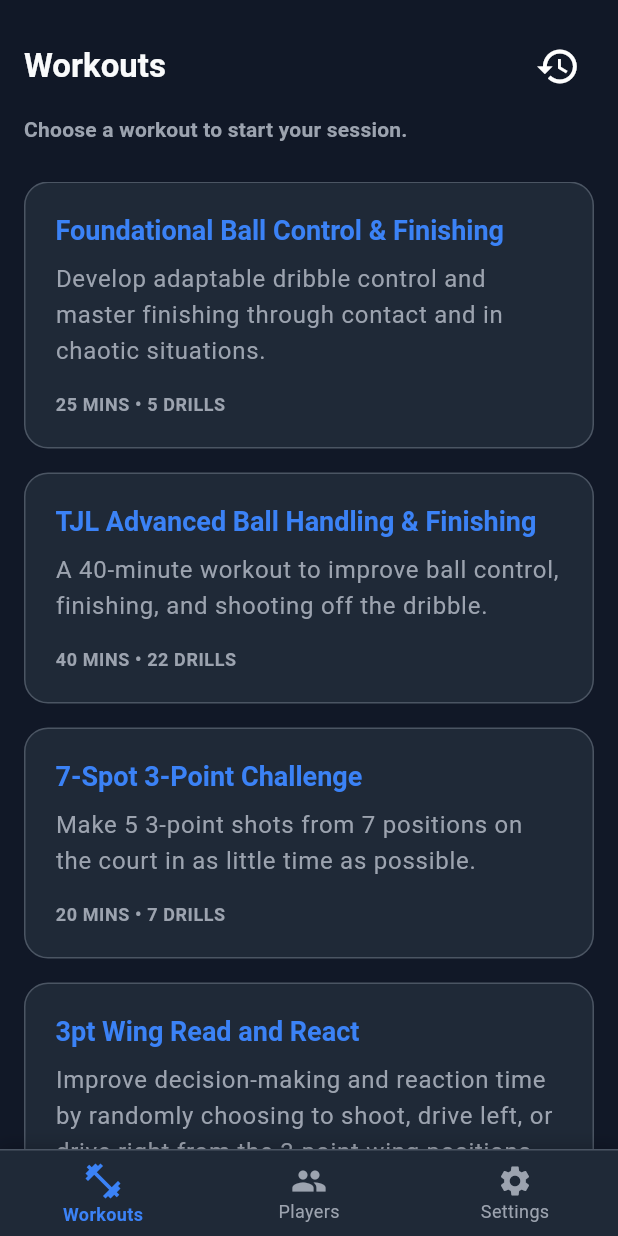
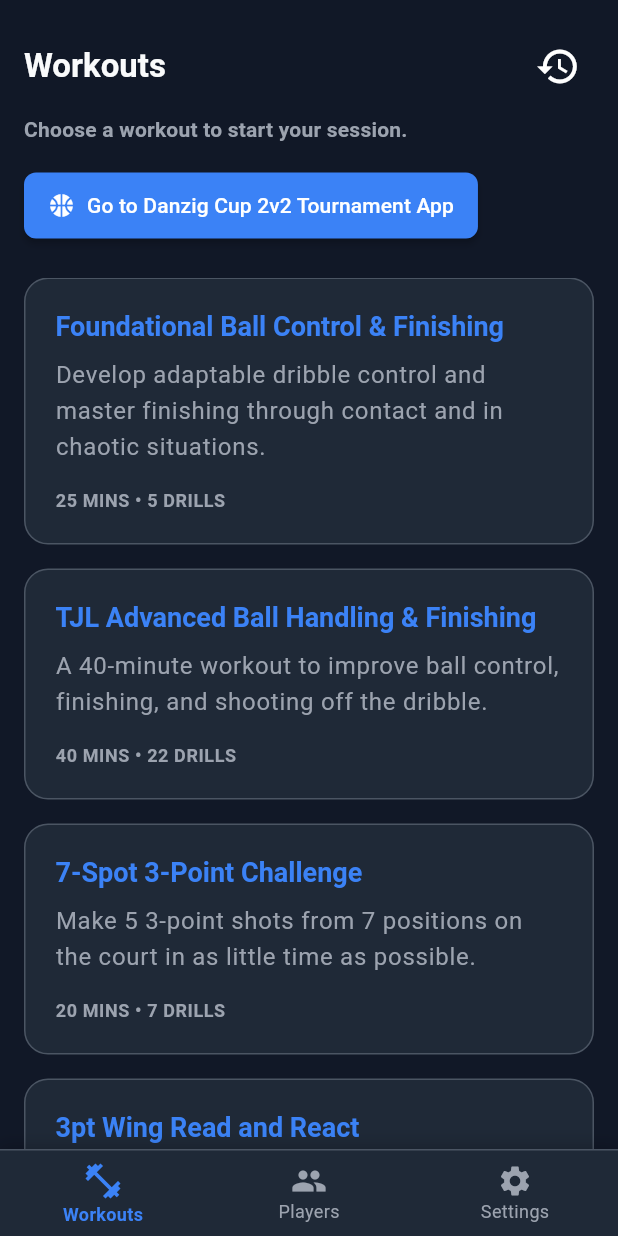
Before and after one commit to ben-danzig/flutter_bball_app, a Flutter app: the screen it shows after launch, on a phone screen of 412 x 824 dp. Run offline on Flutter 3.47's test engine with Material 3 defaults, Android fonts, the phone set to English and light mode, and no system bars; our stand-ins replace audioplayers, cloud_firestore, firebase_core, fl_chart, flutter_tts, google_fonts and 1 more; accounts and stored records are empty.

Commit message:
Add separate tourney app screen - make them seem like different apps

```diff
--- /dev/null
+++ b/lib/danzig_cup_app/danzig_cup_app.dart
@@ -0,0 +1,154 @@
+import 'package:flutter/material.dart';
+import 'package:google_fonts/google_fonts.dart';
+
+class DanzigCupApp extends StatelessWidget {
+  const DanzigCupApp({super.key});
+
+  @override
+  Widget build(BuildContext context) {
+    return MaterialApp(
+      title: 'Danzig Cup 2v2 Tournament',
+      debugShowCheckedModeBanner: false,
+      theme: _scoreboardTheme,
+      home: const DanzigCupHome(),
+    );
+  }
+}
+
+class DanzigCupHome extends StatefulWidget {
+  const DanzigCupHome({super.key});
+
+  @override
+  State<DanzigCupHome> createState() => _DanzigCupHomeState();
+}
+
+class _DanzigCupHomeState extends State<DanzigCupHome> {
+  String _selectedScreen = 'Player Register';
+
+  Widget _buildBody() {
+    switch (_selectedScreen) {
+      case 'Player Register':
+        return Center(
+          child: Text(
+            'Player Register',
+            style: Theme.of(context).textTheme.headlineMedium,
+          ),
+        );
+      case 'Tournament Manager':
+        return Center(
+          child: Text(
+            'Tournament Manager',
+            style: Theme.of(context).textTheme.headlineMedium,
+          ),
+        );
+      default:
+        return const Center(child: Text('Select a screen'));
+    }
+  }
+
+  @override
+  Widget build(BuildContext context) {
+    return Scaffold(
+      appBar: AppBar(
+        title: const Text('Danzig Cup 2v2 Tournament'),
+      ),
+      drawer: Drawer(
+        child: ListView(
+          padding: EdgeInsets.zero,
+          children: [
+            DrawerHeader(
+              decoration: BoxDecoration(
+                color: Theme.of(context).colorScheme.secondary,
+              ),
+              child: Column(
+                mainAxisAlignment: MainAxisAlignment.center,
+                children: [
+                  Icon(
+                    Icons.sports_basketball,
+                    size: 64,
+                    color: Theme.of(context).colorScheme.primary,
+                  ),
+                  const SizedBox(height: 8),
+                  Text(
+                    'DANZIG CUP',
+                    style: Theme.of(context).textTheme.headlineSmall,
+                  ),
+                ],
+              ),
+            ),
+            ListTile(
+              leading: const Icon(Icons.person_add),
+              title: const Text('Player Register'),
+              onTap: () {
+                setState(() {
+                  _selectedScreen = 'Player Register';
+                });
+                Navigator.pop(context); // Close drawer
+              },
+            ),
+            ListTile(
+              leading: const Icon(Icons.sports_basketball),
+              title: const Text('Tournament Manager'),
+              onTap: () {
+                setState(() {
+                  _selectedScreen = 'Tournament Manager';
+                });
+                Navigator.pop(context); // Close drawer
+              },
+            ),
+            const Divider(color: Color(0xFF39FF14)),
+            ListTile(
+              leading: const Icon(Icons.fitness_center),
+              title: const Text('Back to Workout App'),
+              onTap: () {
+                Navigator.pop(context); // Close drawer
+                Navigator.pop(context); // Go back to workout app
+              },
+            ),
+          ],
+        ),
+      ),
+      body: _buildBody(),
+    );
+  }
+}
+
+// Scoreboard theme
+final ThemeData _scoreboardTheme = ThemeData(
+  scaffoldBackgroundColor: const Color(0xFF111111),
+  colorScheme: const ColorScheme.dark(
+    primary: Color(0xFF39FF14), // Neon green
+    secondary: Color(0xFF181818), // Very dark gray
+    surface: Color(0xFF111111),
+    onPrimary: Colors.black,
+    onSecondary: Colors.white,
+  ),
+  appBarTheme: AppBarTheme(
+    backgroundColor: const Color(0xFF181818),
+    foregroundColor: const Color(0xFF39FF14),
+    titleTextStyle: GoogleFonts.orbitron(
+      color: const Color(0xFF39FF14),
+      fontSize: 24,
+      fontWeight: FontWeight.bold,
+    ),
+  ),
+  textTheme: GoogleFonts.orbitronTextTheme().apply(
+    bodyColor: Colors.white,
+    displayColor: const Color(0xFF39FF14),
+  ),
+  drawerTheme: const DrawerThemeData(
+    backgroundColor: Color(0xFF181818),
+  ),
+  iconTheme: const IconThemeData(color: Color(0xFF39FF14)),
+  elevatedButtonTheme: ElevatedButtonThemeData(
+    style: ElevatedButton.styleFrom(
+      backgroundColor: const Color(0xFF39FF14),
+      foregroundColor: Colors.black,
+      textStyle: GoogleFonts.orbitron(fontWeight: FontWeight.bold),
+    ),
+  ),
+  listTileTheme: const ListTileThemeData(
+    iconColor: Color(0xFF39FF14),
+    textColor: Colors.white,
+  ),
+);
--- a/lib/screens/library/workout_library_screen.dart
+++ b/lib/screens/library/workout_library_screen.dart
@@ -3,6 +3,7 @@ import 'package:flutter_bball_app/models/workout_blueprint.dart';
 import 'package:flutter_bball_app/repositories/workout_repository.dart';
 import 'package:flutter_bball_app/screens/detail/workout_detail_screen.dart';
 import 'package:flutter_bball_app/screens/history/workout_history_screen.dart';
+import 'package:flutter_bball_app/danzig_cup_app/danzig_cup_app.dart';
 
 class WorkoutLibraryScreen extends StatefulWidget {
   const WorkoutLibraryScreen({super.key});
@@ -62,6 +63,24 @@ class _WorkoutLibraryScreenState extends State<WorkoutLibraryScreen> {
                 'Choose a workout to start your session.',
                 style: textTheme.titleMedium?.copyWith(
                   color: const Color(0xFF9ca3af),
+                ),
+              ),
+              const SizedBox(height: 16),
+              ElevatedButton.icon(
+                onPressed: () {
+                  Navigator.push(
+                    context,
+                    MaterialPageRoute(
+                      builder: (context) => const DanzigCupApp(),
+                    ),
+                  );
+                },
+                icon: const Icon(Icons.sports_basketball),
+                label: const Text('Go to Danzig Cup 2v2 Tournament App'),
+                style: ElevatedButton.styleFrom(
+                  backgroundColor: const Color(0xFF3b82f6),
+                  foregroundColor: Colors.white,
+                  padding: const EdgeInsets.symmetric(horizontal: 16, vertical: 12),
                 ),
               ),
               const SizedBox(height: 24),
--- a/pubspec.yaml
+++ b/pubspec.yaml
@@ -45,6 +45,7 @@ dependencies:
   firebase_core: ^2.30.0
   cloud_firestore: ^4.17.2
   audioplayers: ^5.2.1
+  google_fonts: ^6.2.1
 
 dev_dependencies:
   flutter_test:
```
Also changed, not shown: pubspec.lock.
